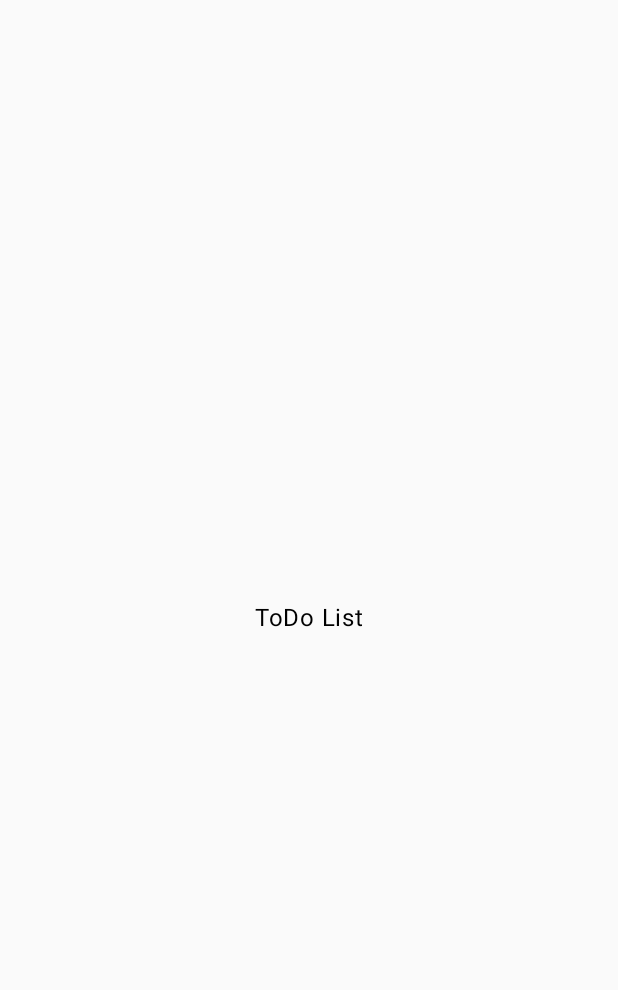
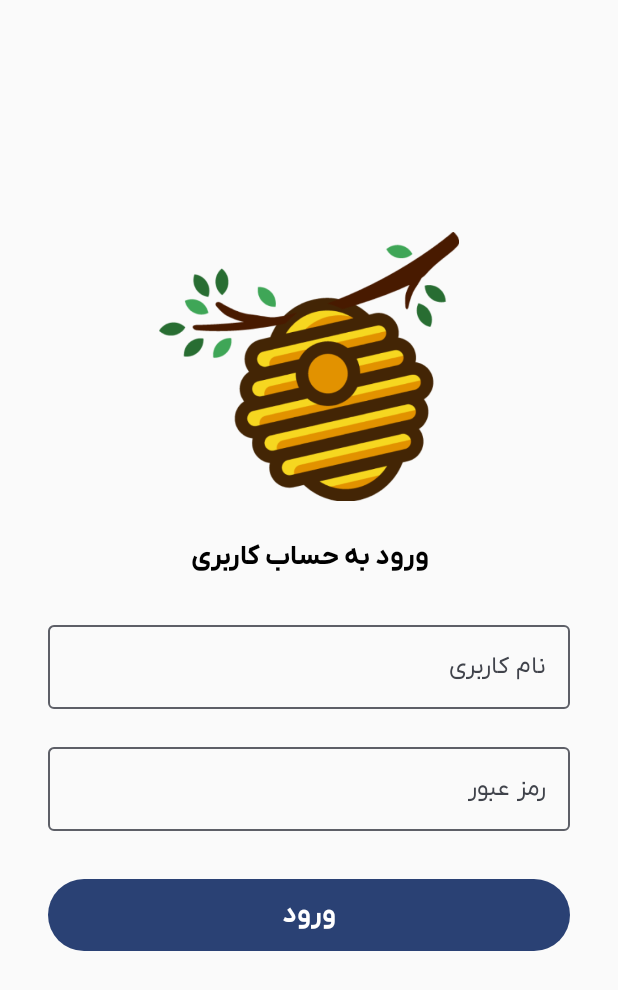
Before and after one commit to Fateme-Aghababaei/ToDoListApp, an Android app built with Jetpack Compose: the screen it shows after launch (MainActivity), on a phone screen of 412 x 824 dp. Before the commit the part shown is almost empty. Shown: the top 990 px of the screen. Run offline under Robolectric (Android 15) with nearby library versions, the light colour scheme and no system bars.

Commit message:
Login Screen UI
- Login Screen UI created
- Typography added

```diff
--- a/TodolistApp/app/src/main/java/com/example/todolist/MainActivity.kt
+++ b/TodolistApp/app/src/main/java/com/example/todolist/MainActivity.kt
@@ -14,6 +14,7 @@ import androidx.compose.runtime.Composable
 import androidx.compose.ui.Alignment
 import androidx.compose.ui.Modifier
 import androidx.compose.ui.tooling.preview.Preview
+import com.example.todolist.screens.LoginScreen
 import com.example.todolist.ui.theme.ToDoListTheme
 
 class MainActivity : ComponentActivity() {
@@ -21,27 +22,8 @@ class MainActivity : ComponentActivity() {
         super.onCreate(savedInstanceState)
         setContent {
             ToDoListTheme {
-                Greeting()
+                LoginScreen()
             }
         }
     }
 }
-
-@Composable
-fun Greeting(modifier: Modifier = Modifier) {
-    Column (
-        Modifier.fillMaxSize(),
-        verticalArrangement = Arrangement.Center,
-        horizontalAlignment = Alignment.CenterHorizontally,
-    ) {
-        Text(text = "ToDo List")
-    }
-}
-
-@Preview(showBackground = true)
-@Composable
-fun GreetingPreview() {
-    ToDoListTheme {
-        Greeting()
-    }
-}
--- /dev/null
+++ b/TodolistApp/app/src/main/java/com/example/todolist/screens/LoginScreen.kt
@@ -0,0 +1,115 @@
+package com.example.todolist.screens
+
+import androidx.compose.foundation.Image
+import androidx.compose.foundation.layout.Arrangement
+import androidx.compose.foundation.layout.Box
+import androidx.compose.foundation.layout.Column
+import androidx.compose.foundation.layout.Spacer
+import androidx.compose.foundation.layout.fillMaxSize
+import androidx.compose.foundation.layout.fillMaxWidth
+import androidx.compose.foundation.layout.height
+import androidx.compose.foundation.layout.padding
+import androidx.compose.foundation.layout.size
+import androidx.compose.material3.Button
+import androidx.compose.material3.Divider
+import androidx.compose.material3.MaterialTheme
+import androidx.compose.material3.OutlinedTextField
+import androidx.compose.material3.Text
+import androidx.compose.runtime.Composable
+import androidx.compose.runtime.CompositionLocalProvider
+import androidx.compose.runtime.getValue
+import androidx.compose.runtime.mutableStateOf
+import androidx.compose.runtime.remember
+import androidx.compose.runtime.setValue
+import androidx.compose.ui.Alignment
+import androidx.compose.ui.Modifier
+import androidx.compose.ui.platform.LocalLayoutDirection
+import androidx.compose.ui.res.painterResource
+import androidx.compose.ui.text.TextStyle
+import androidx.compose.ui.text.font.FontWeight
+import androidx.compose.ui.text.style.TextDirection
+import androidx.compose.ui.tooling.preview.Preview
+import androidx.compose.ui.unit.LayoutDirection
+import androidx.compose.ui.unit.dp
+import com.example.todolist.R
+import com.example.todolist.ui.theme.ToDoListTheme
+
+@Composable
+fun LoginScreen(modifier: Modifier = Modifier) {
+    var username by remember { mutableStateOf("") }
+    var password by remember { mutableStateOf("") }
+
+    CompositionLocalProvider(LocalLayoutDirection provides LayoutDirection.Rtl) {
+        Column(
+            Modifier.fillMaxSize().padding(top = 128.dp),
+            verticalArrangement = Arrangement.Top,
+            horizontalAlignment = Alignment.CenterHorizontally,
+        ) {
+            Column(modifier = Modifier.fillMaxWidth()) {
+                Image(
+                    painter = painterResource(id = R.drawable.hive1),
+                    contentDescription = "Logo",
+                    modifier = Modifier
+                        .padding(16.dp)
+                        .size(200.dp)
+                        .align(Alignment.CenterHorizontally)
+                )
+
+                // Spacer(modifier = Modifier.padding(16.dp))
+
+                Text(
+                    text = "ورود به حساب کاربری",
+                    style = MaterialTheme.typography.titleMedium,
+                    modifier = Modifier.align(Alignment.CenterHorizontally)
+                )
+
+                // Spacer(modifier = Modifier.padding(16.dp))
+            }
+
+            Column (
+                modifier = Modifier.padding(16.dp)
+            ) {
+                OutlinedTextField(
+                    value = username,
+                    onValueChange = { username = it },
+                    label = { Text("نام کاربری") },
+                    singleLine = true,
+                    modifier = Modifier.padding(16.dp, 8.dp).fillMaxWidth(),
+                )
+
+
+                OutlinedTextField(
+                    value = password,
+                    onValueChange = { password = it },
+                    label = { Text("رمز عبور") },
+                    singleLine = true,
+                    modifier = Modifier.padding(16.dp, 8.dp).fillMaxWidth(),
+                    textStyle = TextStyle(textDirection = TextDirection.ContentOrLtr)
+                )
+            }
+
+            Column(modifier = Modifier.fillMaxWidth()) {
+                Button(
+                    modifier = Modifier
+                        .fillMaxWidth()
+                        .padding(32.dp, 8.dp)
+                        .height(48.dp),
+                    onClick = { /*TODO*/ }
+                ) {
+                    Text(
+                        text = "ورود",
+                        style = MaterialTheme.typography.titleMedium
+                    )
+                }
+            }
+        }
+    }
+}
+
+@Preview(showBackground = true)
+@Composable
+fun GreetingPreview() {
+    ToDoListTheme {
+        LoginScreen()
+    }
+}
--- a/TodolistApp/app/src/main/java/com/example/todolist/ui/theme/Theme.kt
+++ b/TodolistApp/app/src/main/java/com/example/todolist/ui/theme/Theme.kt
@@ -64,7 +64,7 @@ fun ToDoListTheme(
 
     MaterialTheme(
         colorScheme = colorScheme,
-        typography = Typography,
+        typography = IranYekanTypography,
         content = content
     )
 }
--- a/TodolistApp/app/src/main/java/com/example/todolist/ui/theme/Type.kt
+++ b/TodolistApp/app/src/main/java/com/example/todolist/ui/theme/Type.kt
@@ -2,9 +2,11 @@ package com.example.todolist.ui.theme
 
 import androidx.compose.material3.Typography
 import androidx.compose.ui.text.TextStyle
+import androidx.compose.ui.text.font.Font
 import androidx.compose.ui.text.font.FontFamily
 import androidx.compose.ui.text.font.FontWeight
 import androidx.compose.ui.unit.sp
+import com.example.todolist.R
 
 // Set of Material typography styles to start with
 val Typography = Typography(
@@ -32,3 +34,119 @@ val Typography = Typography(
     )
     */
 )
+
+val IranYekan = FontFamily(
+    Font(R.font.iranyekan_thin, FontWeight.Thin),
+    Font(R.font.iranyekan_light, FontWeight.Light),
+    Font(R.font.iranyekan_regular, FontWeight.Normal),
+    Font(R.font.iranyekan_medium, FontWeight.Medium),
+    Font(R.font.iranyekan_bold, FontWeight.Bold),
+    Font(R.font.iranyekan_extrabold, FontWeight.ExtraBold),
+    Font(R.font.iranyekan_black, FontWeight.Black),
+)
+
+val IranYekanTypography = Typography(
+
+    // title
+    titleSmall = TextStyle(
+        fontFamily = IranYekan,
+        fontWeight = FontWeight.Bold,
+        fontSize = 16.sp,
+        lineHeight = 28.sp,
+        letterSpacing = 0.sp
+    ),
+    titleMedium = TextStyle(
+        fontFamily = IranYekan,
+        fontWeight = FontWeight.Bold,
+        fontSize = 18.sp,
+        lineHeight = 28.sp,
+        letterSpacing = 0.sp
+    ),
+    titleLarge = TextStyle(
+        fontFamily = IranYekan,
+        fontWeight = FontWeight.Bold,
+        fontSize = 20.sp,
+        lineHeight = 28.sp,
+        letterSpacing = 0.sp
+    ),
+
+    // headline
+    headlineSmall = TextStyle(
+        fontFamily = IranYekan,
+        fontWeight = FontWeight.Bold,
+        fontSize = 28.sp,
+        lineHeight = 28.sp,
+        letterSpacing = 0.sp
+    ),
+    headlineMedium = TextStyle(
+        fontFamily = IranYekan,
+        fontWeight = FontWeight.Bold,
+        fontSize = 30.sp,
+        lineHeight = 28.sp,
+        letterSpacing = 0.sp
+    ),
+    headlineLarge = TextStyle(
+        fontFamily = IranYekan,
+        fontWeight = FontWeight.ExtraBold,
+        fontSize = 36.sp,
+        lineHeight = 28.sp,
+        letterSpacing = 0.sp
+    ),
+
+    // body
+    bodySmall = TextStyle(
+        fontFamily = IranYekan,
+        fontWeight = FontWeight.Normal,
+        fontSize = 12.sp,
+        lineHeight = 18.sp,
+        letterSpacing = 0.5.sp
+    ),
+    bodyMedium = TextStyle(
+        fontFamily = IranYekan,
+        fontWeight = FontWeight.Normal,
+        fontSize = 14.sp,
+        lineHeight = 20.sp,
+        letterSpacing = 0.5.sp
+    ),
+    bodyLarge = TextStyle(
+        fontFamily = IranYekan,
+        fontWeight = FontWeight.Normal,
+        fontSize = 16.sp,
+        lineHeight = 24.sp,
+        letterSpacing = 0.5.sp
+    ),
+
+    // label
+    labelSmall = TextStyle(
+        fontFamily = IranYekan,
+        fontWeight = FontWeight.Normal,
+        fontSize = 9.sp,
+        lineHeight = 16.sp,
+        letterSpacing = 0.sp
+    ),
+    labelMedium = TextStyle(
+        fontFamily = IranYekan,
+        fontWeight = FontWeight.Normal,
+        fontSize = 10.sp,
+        lineHeight = 16.sp,
+        letterSpacing = 0.sp
+    ),
+    labelLarge = TextStyle(
+        fontFamily = IranYekan,
+        fontWeight = FontWeight.Normal,
+        fontSize = 11.sp,
+        lineHeight = 16.sp,
+        letterSpacing = 0.sp
+    ),
+
+    // display
+//    displaySmall = TextStyle(
+//        fontFamily = YekanBakh,
+//        fontWeight = FontWeight.Normal,
+//        fontSize = 11.sp,
+//        lineHeight = 16.sp,
+//        letterSpacing = 0.sp
+//    ),
+//    displayMedium = TextStyle(),
+//    displayLarge = TextStyle(),
+)
```
Also changed, not shown: TodolistApp/app/src/main/res/drawable/hive1.png (added), TodolistApp/app/src/main/res/font/iranyekan_black.ttf (added), TodolistApp/app/src/main/res/font/iranyekan_bold.ttf (added), TodolistApp/app/src/main/res/font/iranyekan_extrabold.ttf (added), TodolistApp/app/src/main/res/font/iranyekan_light.ttf (added), TodolistApp/app/src/main/res/font/iranyekan_medium.ttf (added), TodolistApp/app/src/main/res/font/iranyekan_regular.ttf (added), TodolistApp/app/src/main/res/font/iranyekan_thin.ttf (added).
